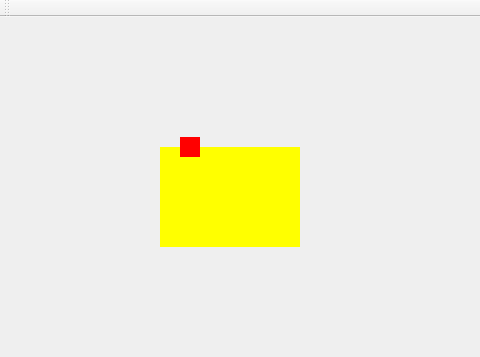
Above: server/serverwindow.ui from franciscopaulinoq/qt-train-controller before the change; both pictures show x 0 to 480 and y 0 to 357 of the 728 by 476 pixel window. Below: the same form after it.
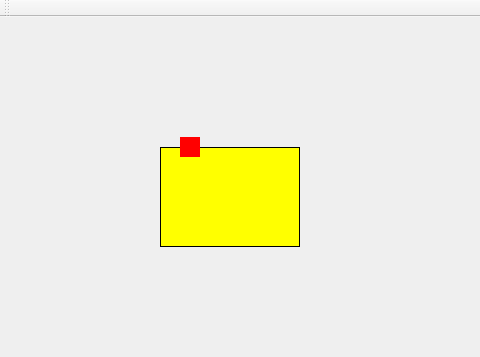
That is the form after the change.

Commit message: style: define black border to rail

```diff
--- a/server/serverwindow.ui
+++ b/server/serverwindow.ui
@@ -24,7 +24,13 @@
      </rect>
     </property>
     <property name="styleSheet">
-     <string notr="true">background-color: yellow</string>
+     <string notr="true">background-color: yellow;
+border-style: solid;
+border-color: black;
+border-width: 1px;</string>
+    </property>
+    <property name="lineWidth">
+     <number>3</number>
     </property>
     <property name="text">
      <string/>
```
